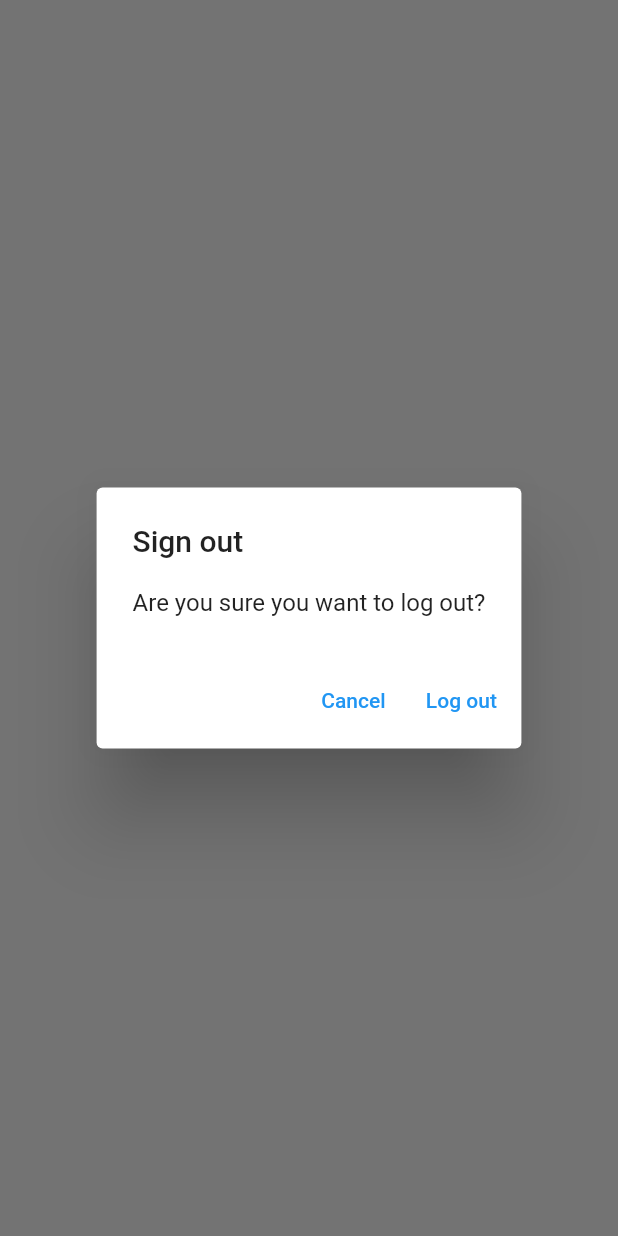
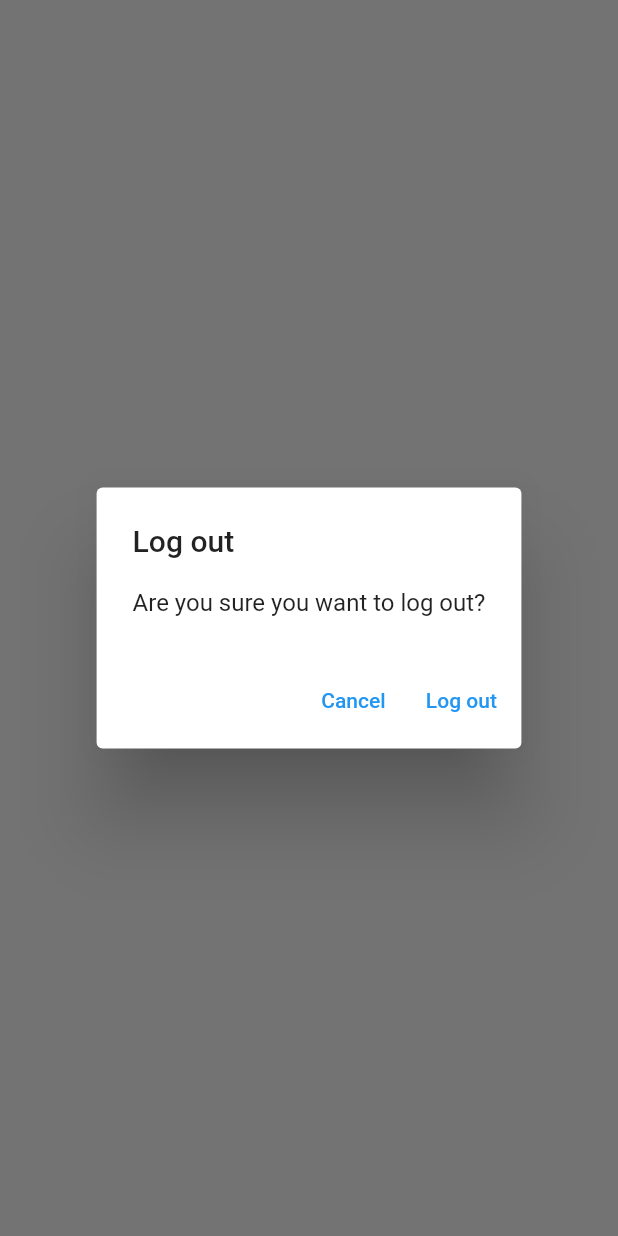
Before and after one commit to John-Smith-Doe/mynotes-flutter, a Flutter app: what showLogOutDialog() shows on an empty page, opened directly, on a phone screen of 412 x 824 dp. Run offline on Flutter 3.47's test engine with Material 2 defaults, Android fonts, the phone set to English and light mode, and no system bars; our stand-ins replace firebase_auth, firebase_core, logger, sqflite; accounts and stored records are empty; network calls fail.

Commit message:
chapter-33

```diff
--- a/lib/services/crud/notes_service.dart
+++ b/lib/services/crud/notes_service.dart
@@ -42,13 +42,12 @@ class NotesService {
     } on CouldNotFindUser {
       final createdUser = await createUser(email: email);
       log.i('createUser is $createdUser');
-
       return createdUser;
     } catch (e) {
+      log.i('landed in catch e');
+      log.e(e);
       // catch any exception, so you can make a breakpoint for debuging,
       // to see if any exception can happen here
-      final createdUser = await createUser(email: email);
-      log.i('createUser is $createdUser');
       rethrow;
     }
   }
--- /dev/null
+++ b/lib/utilities/dialogs/generic_dialog.dart
@@ -0,0 +1,36 @@
+import 'package:flutter/material.dart';
+
+//chapter 33
+
+typedef DialogOptionBuilder<T> = Map<String, T?> Function();
+
+Future<T?> showGenericDialog<T>({
+  required BuildContext context,
+  required String title,
+  required String content,
+  required DialogOptionBuilder optionBuilder,
+}) {
+  final options = optionBuilder();
+  return showDialog<T>(
+    context: context,
+    builder: (context) {
+      return AlertDialog(
+        title: Text(title),
+        content: Text(content),
+        actions: options.keys.map((optionTitle) {
+          final value = options[optionTitle];
+          return TextButton(
+            onPressed: () {
+              if (value != null) {
+                Navigator.of(context).pop(value);
+              } else {
+                Navigator.of(context).pop();
+              }
+            },
+            child: Text(optionTitle),
+          );
+        }).toList(),
+      );
+    },
+  );
+}
--- /dev/null
+++ b/lib/utilities/dialogs/logout_dialog.dart
@@ -0,0 +1,14 @@
+import 'package:flutter/material.dart';
+import 'package:notes_app/utilities/dialogs/generic_dialog.dart';
+
+Future<bool> showLogOutDialog(BuildContext context) {
+  return showGenericDialog<bool>(
+    context: context,
+    title: 'Log out',
+    content: 'Are you sure you want to log out?',
+    optionBuilder: () => {
+      'Cancel': false,
+      'Log out': true,
+    },
+  ).then((value) => value ?? false);
+}
--- a/lib/views/login_view.dart
+++ b/lib/views/login_view.dart
@@ -4,7 +4,7 @@ import 'dart:developer' as devtools show log;
 import 'package:notes_app/constants/routes.dart';
 import 'package:notes_app/services/auth/auth_exceptions.dart';
 import 'package:notes_app/services/auth/auth_service.dart';
-import 'package:notes_app/utilities/show_error_dialog.dart';
+import 'package:notes_app/utilities/dialogs/error_dialog.dart';
 
 class LoginView extends StatefulWidget {
   const LoginView({super.key});
--- a/lib/views/notes/notes_view.dart
+++ b/lib/views/notes/notes_view.dart
@@ -3,6 +3,8 @@ import 'package:logger/logger.dart';
 import 'package:notes_app/constants/routes.dart';
 import 'package:notes_app/services/crud/notes_service.dart';
 import 'package:notes_app/services/logging.dart';
+import 'package:notes_app/utilities/dialogs/logout_dialog.dart';
+import 'package:notes_app/views/notes/notes_list_view.dart';
 import 'dart:developer' as devtools show log;
 import '../../enums/menu_action.dart';
 import '../../services/auth/auth_service.dart';
@@ -28,7 +30,7 @@ class _NotesViewState extends State<NotesView> {
 
   // We don't want to dispose on every hot reload, so its commented out
   // @override
-  // void dispose() {:
+  // void dispose() {
   //   _notesService.close();
   //   super.dispose();
   // }
@@ -82,18 +84,10 @@ class _NotesViewState extends State<NotesView> {
                     case ConnectionState.active:
                       if (snapshot.hasData) {
                         final allNotes = snapshot.data as List<DatabaseNote>;
-                        return ListView.builder(
-                          itemCount: allNotes.length,
-                          itemBuilder: (context, index) {
-                            final note = allNotes[index];
-                            return ListTile(
-                              title: Text(
-                                note.text,
-                                maxLines: 1,
-                                softWrap: true,
-                                overflow: TextOverflow.ellipsis,
-                              ),
-                            );
+                        return NotesListView(
+                          notes: allNotes,
+                          onDeleteNote: (note) async {
+                            await _notesService.deleteNote(id: note.id);
                           },
                         );
                       } else {
@@ -112,29 +106,3 @@ class _NotesViewState extends State<NotesView> {
     );
   }
 }
-
-Future<bool> showLogOutDialog(BuildContext context) {
-  return showDialog<bool>(
-    context: context,
-    builder: (context) {
-      return AlertDialog(
-        title: const Text('Sign out'),
-        content: const Text('Are you sure you want to log out?'),
-        actions: [
-          TextButton(
-            onPressed: () {
-              Navigator.of(context).pop(false);
-            },
-            child: const Text('Cancel'),
-          ),
-          TextButton(
-            onPressed: () {
-              Navigator.of(context).pop(true);
-            },
-            child: const Text('Log out'),
-          ),
-        ],
-      );
-    },
-  ).then((value) => value ?? false);
-}
--- a/lib/views/register_view.dart
+++ b/lib/views/register_view.dart
@@ -4,7 +4,7 @@ import 'dart:developer' as devtools show log;
 import 'package:notes_app/constants/routes.dart';
 import 'package:notes_app/services/auth/auth_exceptions.dart';
 import 'package:notes_app/services/auth/auth_service.dart';
-import 'package:notes_app/utilities/show_error_dialog.dart';
+import 'package:notes_app/utilities/dialogs/error_dialog.dart';
 
 class RegisterView extends StatefulWidget {
   const RegisterView({
```
Also changed, not shown: lib/utilities/dialogs/delete_dialog.dart (added, +14 -0 lines), lib/utilities/dialogs/error_dialog.dart (added, +11 -0 lines), lib/utilities/show_error_dialog.dart (deleted, +0 -18 lines), lib/views/notes/notes_list_view.dart (added, +40 -0 lines).
